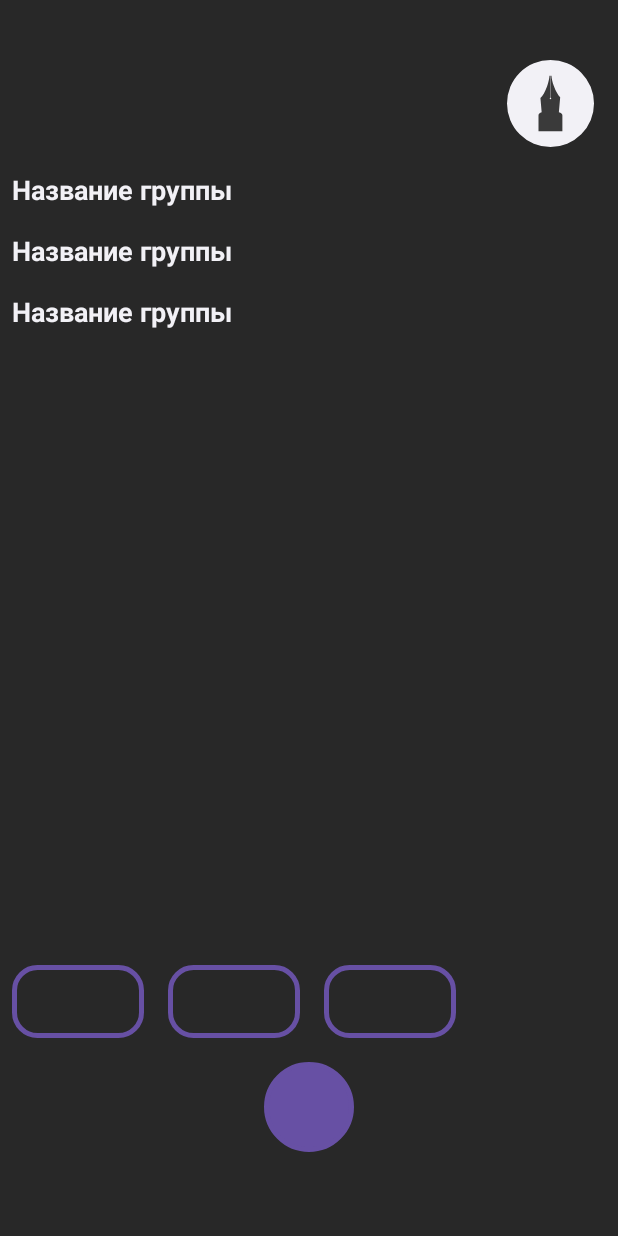
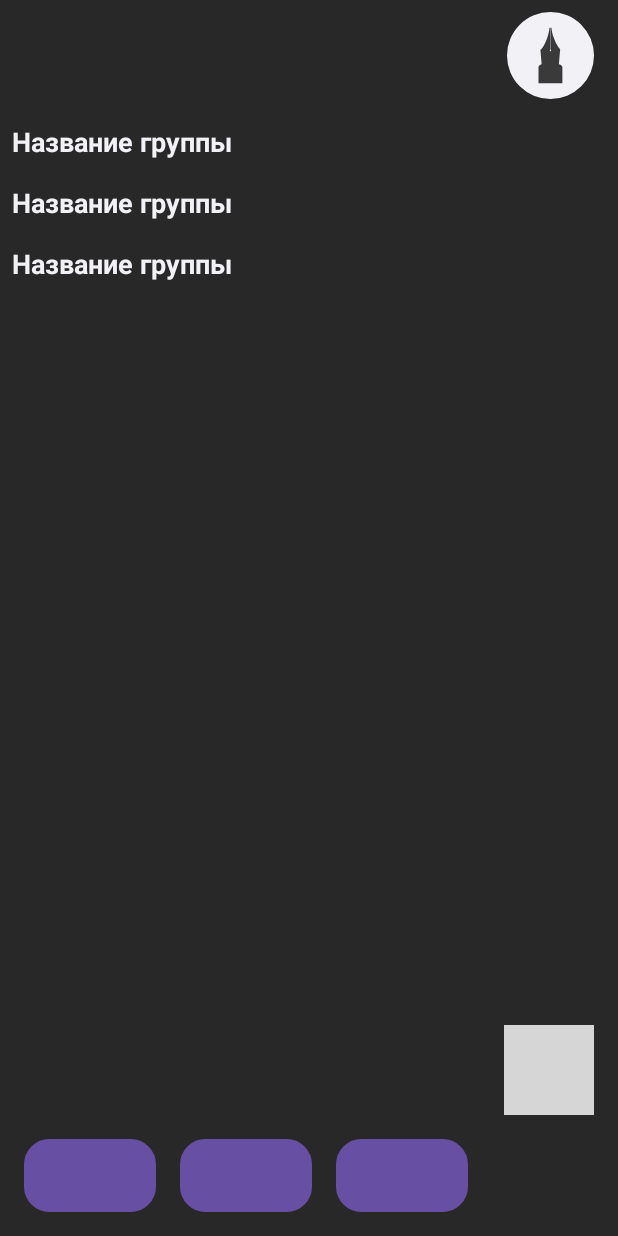
Before and after one commit to teniks/SendAndSolve-android, an Android app: the layout activity_main.xml on its own in the app's theme, with its tools: preview values and no code run, on a phone screen of 412 x 824 dp. Run offline under Robolectric (Android 15) with nearby library versions, the phone set to English and light mode, and no system bars; grey boxes are pictures that could not be loaded.

Commit message:
refactor(UI): change the elements in toolbar at the bottom.
Move action button to right at bottom. Change background of item button to accent color. Reduce the margins between toolbar items to 8dp.

```diff
--- a/app/src/main/res/drawable/ic_launcher_foreground.xml
+++ b/app/src/main/res/drawable/ic_launcher_foreground.xml
@@ -9,6 +9,6 @@
       android:translateY="-182.88">
     <path
         android:pathData="M506.1,458.8C503.4,459.5 501.4,462 501.4,465C501.4,468.6 504.3,471.5 507.9,471.5C511.4,471.5 514.3,468.6 514.3,465C514.3,461.8 512.1,459.2 509.1,458.6V270H516.3C517.7,293.6 524.7,325 536.7,358.2C552.8,402.4 573.7,438.3 591.1,454.5L579.9,583.2C598.5,589.6 610,598.5 610,608.3V746.7H405V608.3C405,599 415.3,590.5 432.2,584.2L421.5,461.1C439.4,445.1 461.3,407.5 478.1,361.1C490.6,326.7 497.9,294.2 499.4,270H506.1V458.8Z"
-        android:fillColor="#3A3A3A"/>
+        android:fillColor="@color/additional_1"/>
   </group>
 </vector>
--- a/app/src/main/res/drawable/rounded_outline_button.xml
+++ b/app/src/main/res/drawable/rounded_outline_button.xml
@@ -8,5 +8,5 @@
 
     <corners android:radius="15dp"/>
 
-    <solid android:color="@android:color/transparent"/>
+    <solid android:color="@color/white"/>
 </shape>
--- a/app/src/main/res/layout/activity_main.xml
+++ b/app/src/main/res/layout/activity_main.xml
@@ -6,9 +6,7 @@
     android:background="@color/primary"
     android:layout_width="match_parent"
     android:layout_height="match_parent"
-    tools:context=".MainActivity"
-    android:paddingTop="32dp"
-    android:paddingBottom="16dp">
+    tools:context=".MainActivity">
 
     <Toolbar
         android:id="@+id/toolbar"
@@ -36,7 +34,7 @@
         android:layout_height="0dp"
         tools:listitem="@layout/item_task_group"
         app:layout_constraintTop_toBottomOf="@id/toolbar"
-        app:layout_constraintBottom_toTopOf="@id/toolbar_bottom"
+        app:layout_constraintBottom_toBottomOf="parent"
         app:layout_constraintStart_toStartOf="parent"
         app:layout_constraintEnd_toEndOf="parent"/>
 
@@ -48,8 +46,21 @@
         app:layout_constraintBottom_toBottomOf="parent"
         app:layout_constraintEnd_toEndOf="parent"
         app:layout_constraintStart_toStartOf="parent"
-        android:layout_marginBottom="32dp">
+        android:layout_marginBottom="@dimen/margin_standard"
+        android:layout_marginStart="@dimen/margin_standard"
+        android:layout_marginEnd="@dimen/margin_standard">
 
+
+        <Button
+            android:id="@+id/action_btn"
+            android:layout_width="60dp"
+            android:layout_height="60dp"
+            android:layout_gravity="end"
+            style="@style/RoundedRectangle"
+            android:layout_marginTop="@dimen/margin_standard"
+            android:layout_marginEnd="@dimen/margin_standard"
+            android:layout_marginStart="@dimen/margin_standard"
+            android:layout_marginBottom="@dimen/margin_standard"/>
 
         <androidx.recyclerview.widget.RecyclerView
             android:id="@+id/button_recycleview"
@@ -61,18 +72,6 @@
             app:layout_constraintEnd_toEndOf="parent"
             app:layout_constraintStart_toStartOf="parent"
             app:layout_constraintBottom_toTopOf="@id/action_btn"/>
-
-
-        <Button
-            android:id="@+id/action_btn"
-            android:layout_width="60dp"
-            android:layout_height="60dp"
-            android:layout_gravity="center"
-            style="@style/CircleButton"
-            android:layout_marginTop="@dimen/margin_standard"
-            android:layout_marginEnd="@dimen/margin_standard"
-            android:layout_marginStart="@dimen/margin_standard"
-            android:layout_marginBottom="@dimen/margin_standard"/>
     </LinearLayout>
 
 </androidx.constraintlayout.widget.ConstraintLayout>
--- a/app/src/main/res/layout/item_button.xml
+++ b/app/src/main/res/layout/item_button.xml
@@ -12,7 +12,7 @@
         android:layout_height="wrap_content"
         android:layout_margin="@dimen/margin_standard"
         android:textSize="@dimen/text_size_title"
-        android:textColor="@color/accent_1"
+        android:textColor="@color/black"
         app:layout_constraintStart_toStartOf="parent"
         app:layout_constraintEnd_toEndOf="parent"
         app:layout_constraintTop_toTopOf="parent"
--- a/app/src/main/res/values/dimens.xml
+++ b/app/src/main/res/values/dimens.xml
@@ -1,6 +1,7 @@
 <?xml version="1.0" encoding="utf-8"?>
 <resources>
     <dimen name="margin_standard">8dp</dimen>
+    <dimen name="margin_x2">16dp</dimen>
     <dimen name="text_size_title">18sp</dimen>
     <dimen name="text_size_main">16sp</dimen>
 </resources>
--- a/app/src/main/res/values/themes.xml
+++ b/app/src/main/res/values/themes.xml
@@ -21,11 +21,10 @@
         <item name="android:textColor">@color/white</item>
     </style>
 
-    <style name="RoundedRectangle" parent="Widget.MaterialComponents.Button">
-        <item name="background">@drawable/rounded_rectangle</item>
-        <item name="backgroundTint">@color/accent_1</item>
+    <style name="RoundedRectangle" parent="android:Widget.Button">
+        <item name="android:background">@drawable/rounded_rectangle</item>
+        <item name="android:backgroundTint">@color/accent_1</item>
         <item name="android:textColor">@color/white</item>
-        <item name="android:padding">8dp</item>
     </style>
 
     <style name="CircleImageView">
```
